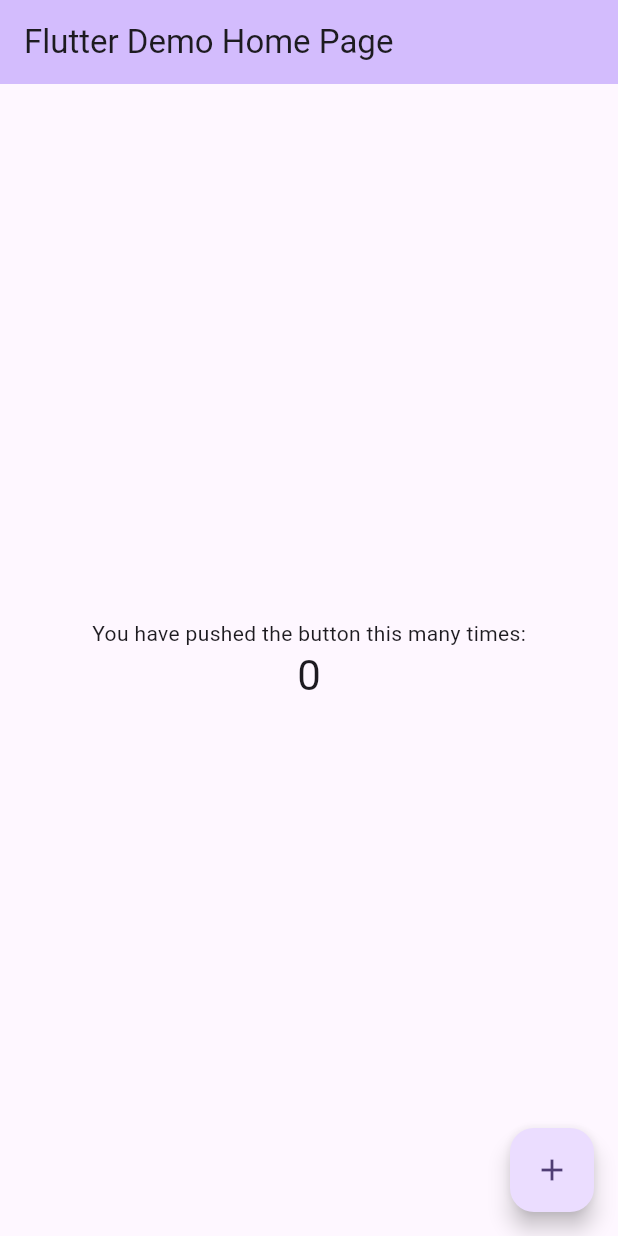
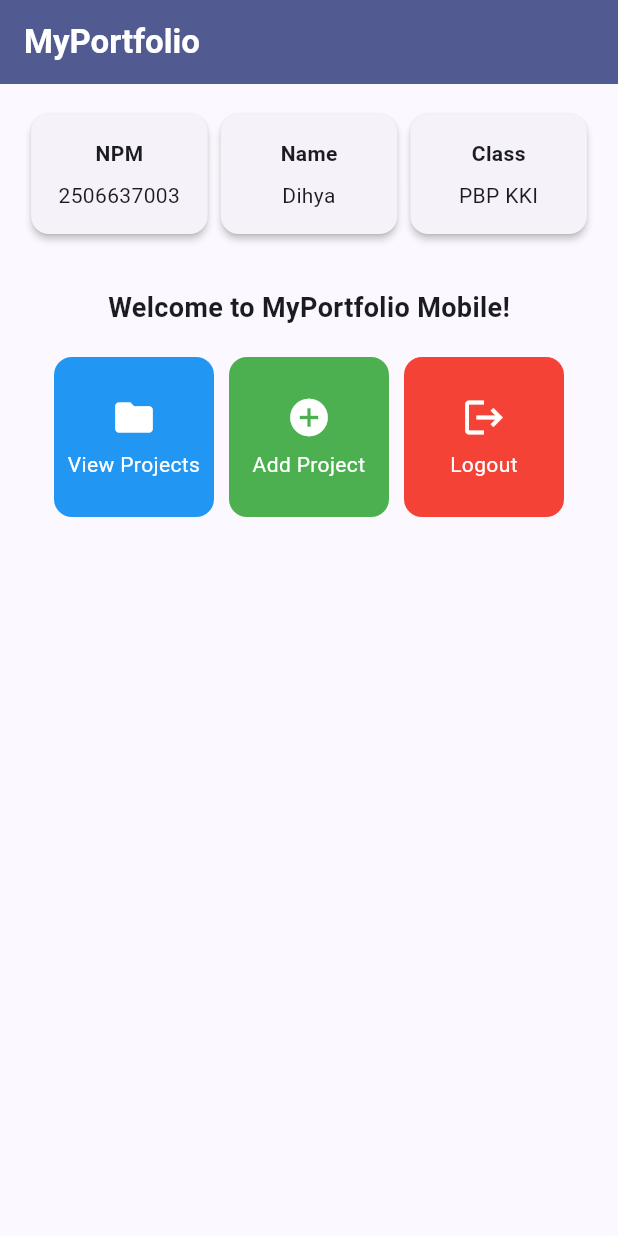
Before and after one commit to dihyafauzan-commits/myportofolio_mobile, a Flutter app: the screen it shows after launch, on a phone screen of 412 x 824 dp. Run offline on Flutter 3.47's test engine with Material 3 defaults, Android fonts, the phone set to English and light mode, and no system bars.

Commit message:
assignment 7

```diff
--- a/lib/main.dart
+++ b/lib/main.dart
@@ -1,4 +1,5 @@
 import 'package:flutter/material.dart';
+import 'package:myportofolio_mobile/menu.dart';
 
 void main() {
   runApp(const MyApp());
@@ -7,116 +8,18 @@ void main() {
 class MyApp extends StatelessWidget {
   const MyApp({super.key});
 
-  // This widget is the root of your application.
   @override
   Widget build(BuildContext context) {
     return MaterialApp(
-      title: 'Flutter Demo',
+      title: 'MyPortfolio',
       theme: ThemeData(
-        // This is the theme of your application.
-        //
-        // TRY THIS: Try running your application with "flutter run". You'll see
-        // the application has a purple toolbar. Then, without quitting the app,
-        // try changing the seedColor in the colorScheme below to Colors.green
-        // and then invoke "hot reload" (save your changes or press the "hot
-        // reload" button in a Flutter-supported IDE, or press "r" if you used
-        // the command line to start the app).
-        //
-        // Notice that the counter didn't reset back to zero; the application
-        // state is not lost during the reload. To reset the state, use hot
-        // restart instead.
-        //
-        // This works for code too, not just values: Most code changes can be
-        // tested with just a hot reload.
-        colorScheme: .fromSeed(seedColor: Colors.deepPurple),
+        colorScheme: ColorScheme.fromSeed(
+          seedColor: Colors.indigo,
+          secondary: Colors.amber[700],
+        ),
+        useMaterial3: true,
       ),
-      home: const MyHomePage(title: 'Flutter Demo Home Page'),
+      home: MyHomePage(title: 'MyPortfolio Home Page'),
     );
   }
 }
-
-class MyHomePage extends StatefulWidget {
-  const MyHomePage({super.key, required this.title});
-
-  // This widget is the home page of your application. It is stateful, meaning
-  // that it has a State object (defined below) that contains fields that affect
-  // how it looks.
-
-  // This class is the configuration for the state. It holds the values (in this
-  // case the title) provided by the parent (in this case the App widget) and
-  // used by the build method of the State. Fields in a Widget subclass are
-  // always marked "final".
-
-  final String title;
-
-  @override
-  State<MyHomePage> createState() => _MyHomePageState();
-}
-
-class _MyHomePageState extends State<MyHomePage> {
-  int _counter = 0;
-
-  void _incrementCounter() {
-    setState(() {
-      // This call to setState tells the Flutter framework that something has
-      // changed in this State, which causes it to rerun the build method below
-      // so that the display can reflect the updated values. If we changed
-      // _counter without calling setState(), then the build method would not be
-      // called again, and so nothing would appear to happen.
-      _counter++;
-    });
-  }
-
-  @override
-  Widget build(BuildContext context) {
-    // This method is rerun every time setState is called, for instance as done
-    // by the _incrementCounter method above.
-    //
-    // The Flutter framework has been optimized to make rerunning build methods
-    // fast, so that you can just rebuild anything that needs updating rather
-    // than having to individually change instances of widgets.
-    return Scaffold(
-      appBar: AppBar(
-        // TRY THIS: Try changing the color here to a specific color (to
-        // Colors.amber, perhaps?) and trigger a hot reload to see the AppBar
-        // change color while the other colors stay the same.
-        backgroundColor: Theme.of(context).colorScheme.inversePrimary,
-        // Here we take the value from the MyHomePage object that was created by
-        // the App.build method, and use it to set our appbar title.
-        title: Text(widget.title),
-      ),
-      body: Center(
-        // Center is a layout widget. It takes a single child and positions it
-        // in the middle of the parent.
-        child: Column(
-          // Column is also a layout widget. It takes a list of children and
-          // arranges them vertically. By default, it sizes itself to fit its
-          // children horizontally, and tries to be as tall as its parent.
-          //
-          // Column has various properties to control how it sizes itself and
-          // how it positions its children. Here we use mainAxisAlignment to
-          // center the children vertically; the main axis here is the vertical
-          // axis because Columns are vertical (the cross axis would be
-          // horizontal).
-          //
-          // TRY THIS: Invoke "debug painting" (choose the "Toggle Debug Paint"
-          // action in the IDE, or press "p" in the console), to see the
-          // wireframe for each widget.
-          mainAxisAlignment: .center,
-          children: [
-            const Text('You have pushed the button this many times:'),
-            Text(
-              '$_counter',
-              style: Theme.of(context).textTheme.headlineMedium,
-            ),
-          ],
-        ),
-      ),
-      floatingActionButton: FloatingActionButton(
-        onPressed: _incrementCounter,
-        tooltip: 'Increment',
-        child: const Icon(Icons.add),
-      ),
-    );
-  }
-}
--- /dev/null
+++ b/lib/menu.dart
@@ -0,0 +1,165 @@
+import 'package:flutter/material.dart';
+
+class MyHomePage extends StatelessWidget {
+  MyHomePage({super.key, required this.title});
+
+  final String title;
+
+  final String npm = "2506637003";
+  final String nama = "Dihya";
+  final String kelas = "PBP KKI";
+
+  final List<ItemHomepage> items = [
+    ItemHomepage("View Projects", Icons.folder, Colors.blue),
+    ItemHomepage("Add Project", Icons.add_circle, Colors.green),
+    ItemHomepage("Logout", Icons.logout, Colors.red),
+  ];
+
+  @override
+  Widget build(BuildContext context) {
+    return Scaffold(
+      appBar: AppBar(
+        title: const Text(
+          'MyPortfolio',
+          style: TextStyle(
+            color: Colors.white,
+            fontWeight: FontWeight.bold,
+          ),
+        ),
+        backgroundColor: Theme.of(context).colorScheme.primary,
+      ),
+      body: Padding(
+        padding: const EdgeInsets.all(16.0),
+        child: Column(
+          crossAxisAlignment: CrossAxisAlignment.center,
+          children: [
+            // Horizontal row showing 3 InfoCards.
+            Row(
+              mainAxisAlignment: MainAxisAlignment.spaceEvenly,
+              children: [
+                InfoCard(title: 'NPM', content: npm),
+                InfoCard(title: 'Name', content: nama),
+                InfoCard(title: 'Class', content: kelas),
+              ],
+            ),
+
+            const SizedBox(height: 16.0),
+
+            // Greeting and 3-column action grid.
+            Center(
+              child: Column(
+                children: [
+                  const Padding(
+                    padding: EdgeInsets.only(top: 16.0),
+                    child: Text(
+                      'Welcome to MyPortfolio Mobile!',
+                      style: TextStyle(
+                        fontWeight: FontWeight.bold,
+                        fontSize: 18.0,
+                      ),
+                    ),
+                  ),
+
+                  GridView.count(
+                    primary: true,
+                    padding: const EdgeInsets.all(20),
+                    crossAxisSpacing: 10,
+                    mainAxisSpacing: 10,
+                    crossAxisCount: 3,
+                    shrinkWrap: true,
+                    children: items.map((ItemHomepage item) {
+                      return ItemCard(item);
+                    }).toList(),
+                  ),
+                ],
+              ),
+            ),
+          ],
+        ),
+      ),
+    );
+  }
+}
+
+class InfoCard extends StatelessWidget {
+  final String title;
+  final String content;
+
+  const InfoCard({super.key, required this.title, required this.content});
+
+  @override
+  Widget build(BuildContext context) {
+    return Card(
+      elevation: 2.0,
+      child: Container(
+        width: MediaQuery.of(context).size.width / 3.5,
+        padding: const EdgeInsets.all(16.0),
+        child: Column(
+          children: [
+            Text(
+              title,
+              style: const TextStyle(fontWeight: FontWeight.bold),
+            ),
+            const SizedBox(height: 8.0),
+            Text(
+              content,
+              textAlign: TextAlign.center,
+            ),
+          ],
+        ),
+      ),
+    );
+  }
+}
+
+class ItemHomepage {
+  final String name;
+  final IconData icon;
+  final Color color;
+
+  ItemHomepage(this.name, this.icon, this.color);
+}
+
+class ItemCard extends StatelessWidget {
+  final ItemHomepage item;
+
+  const ItemCard(this.item, {super.key});
+
+  @override
+  Widget build(BuildContext context) {
+    return Material(
+      color: item.color,
+      borderRadius: BorderRadius.circular(12),
+      child: InkWell(
+        onTap: () {
+          ScaffoldMessenger.of(context)
+            ..hideCurrentSnackBar()
+            ..showSnackBar(
+              SnackBar(content: Text("You pressed the ${item.name} button!")),
+            );
+        },
+        child: Container(
+          padding: const EdgeInsets.all(8),
+          child: Center(
+            child: Column(
+              mainAxisAlignment: MainAxisAlignment.center,
+              children: [
+                Icon(
+                  item.icon,
+                  color: Colors.white,
+                  size: 30.0,
+                ),
+                const Padding(padding: EdgeInsets.all(3)),
+                Text(
+                  item.name,
+                  textAlign: TextAlign.center,
+                  style: const TextStyle(color: Colors.white),
+                ),
+              ],
+            ),
+          ),
+        ),
+      ),
+    );
+  }
+}
```
